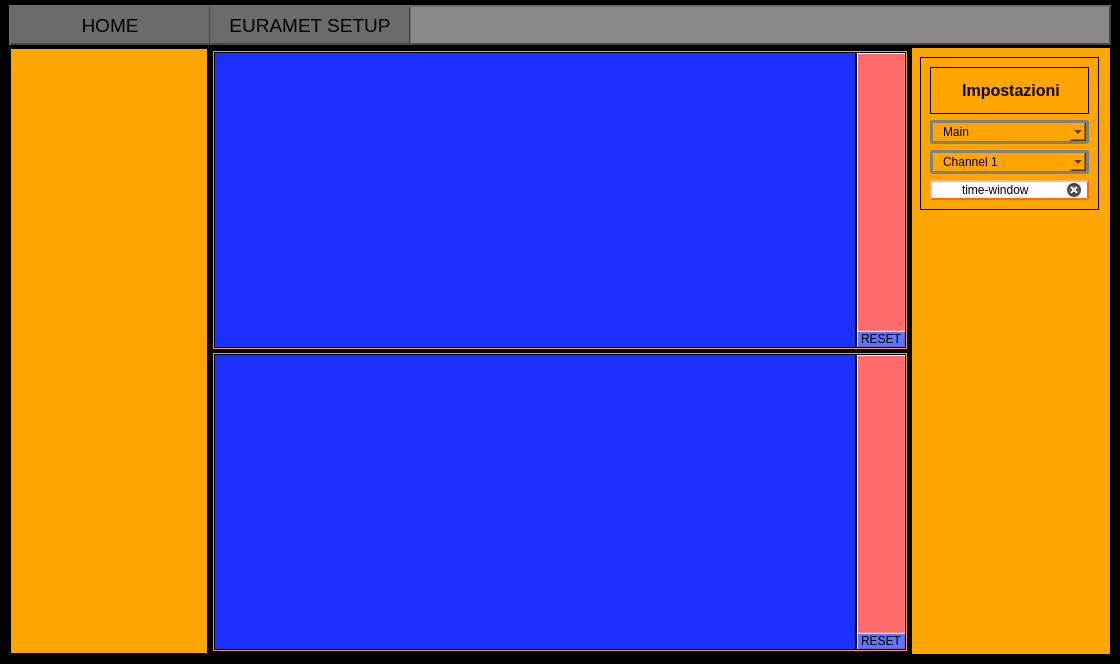
Above: Qt Creator/Mainwindow_grafico.ui from Mixer97/tesi_triennale before the change. Below: the same form after it.
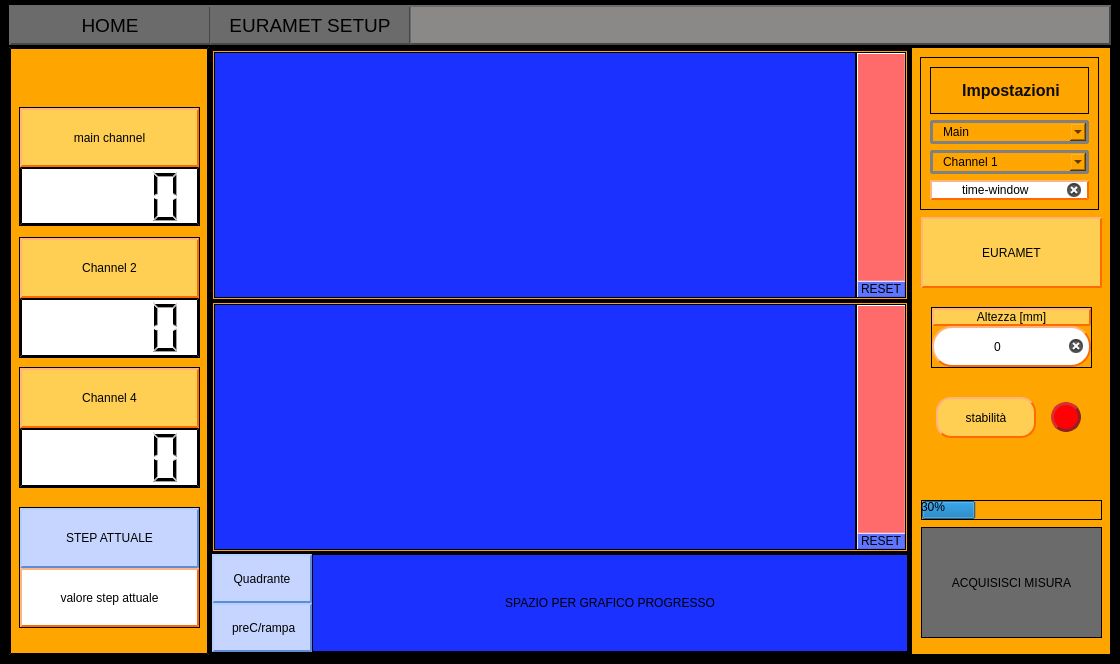
That is the form after the change. Custom widgets are drawn as their Qt base class.

Commit message: lavoro sulla logica per euramet

```diff
--- a/Qt Creator/Mainwindow_grafico.ui
+++ b/Qt Creator/Mainwindow_grafico.ui
@@ -80,6 +80,311 @@
          <property name="frameShadow">
           <enum>QFrame::Raised</enum>
          </property>
+         <widget class="QFrame" name="frame_7">
+          <property name="geometry">
+           <rect>
+            <x>10</x>
+            <y>190</y>
+            <width>181</width>
+            <height>121</height>
+           </rect>
+          </property>
+          <property name="styleSheet">
+           <string notr="true">border-width: 1px</string>
+          </property>
+          <property name="frameShape">
+           <enum>QFrame::StyledPanel</enum>
+          </property>
+          <property name="frameShadow">
+           <enum>QFrame::Raised</enum>
+          </property>
+          <layout class="QVBoxLayout" name="verticalLayout_5">
+           <property name="spacing">
+            <number>0</number>
+           </property>
+           <property name="leftMargin">
+            <number>0</number>
+           </property>
+           <property name="topMargin">
+            <number>0</number>
+           </property>
+           <property name="rightMargin">
+            <number>0</number>
+           </property>
+           <property name="bottomMargin">
+            <number>0</number>
+           </property>
+           <item>
+            <widget class="QLabel" name="label_4">
+             <property name="styleSheet">
+              <string notr="true">QLabel{
+	background-color:rgb(255, 207, 84); 
+	border-style: outset;
+    border-width: 2px;
+    border-color: rgb(255, 106, 0);
+	border-radius: 0px;
+	color: rgb(0,0,0);
+}
+</string>
+             </property>
+             <property name="text">
+              <string>Channel 2</string>
+             </property>
+             <property name="alignment">
+              <set>Qt::AlignCenter</set>
+             </property>
+            </widget>
+           </item>
+           <item>
+            <widget class="QLCDNumber" name="lcdNumber_ch2">
+             <property name="styleSheet">
+              <string notr="true">QWidget {
+	background-color:white; 
+	border-style: outset;
+    border-width: 2px;
+    border-color: black;
+}
+QLCDNumber{
+	color: rgb(0,0,0);
+}
+</string>
+             </property>
+            </widget>
+           </item>
+          </layout>
+         </widget>
+         <widget class="QFrame" name="frame_8">
+          <property name="geometry">
+           <rect>
+            <x>10</x>
+            <y>320</y>
+            <width>181</width>
+            <height>121</height>
+           </rect>
+          </property>
+          <property name="styleSheet">
+           <string notr="true">border-width: 1px</string>
+          </property>
+          <property name="frameShape">
+           <enum>QFrame::StyledPanel</enum>
+          </property>
+          <property name="frameShadow">
+           <enum>QFrame::Raised</enum>
+          </property>
+          <layout class="QVBoxLayout" name="verticalLayout_11">
+           <property name="spacing">
+            <number>0</number>
+           </property>
+           <property name="leftMargin">
+            <number>0</number>
+           </property>
+           <property name="topMargin">
+            <number>0</number>
+           </property>
+           <property name="rightMargin">
+            <number>0</number>
+           </property>
+           <property name="bottomMargin">
+            <number>0</number>
+           </property>
+           <item>
+            <widget class="QLabel" name="label_3">
+             <property name="styleSheet">
+              <string notr="true">QLabel{
+	background-color:rgb(255, 207, 84); 
+	border-style: outset;
+    border-width: 2px;
+    border-color: rgb(255, 106, 0);
+	border-radius: 0px;
+	color: rgb(0,0,0);
+}
+</string>
+             </property>
+             <property name="text">
+              <string>Channel 4</string>
+             </property>
+             <property name="alignment">
+              <set>Qt::AlignCenter</set>
+             </property>
+            </widget>
+           </item>
+           <item>
+            <widget class="QLCDNumber" name="lcdNumber_ch4">
+             <property name="styleSheet">
+              <string notr="true">QWidget {
+	background-color:white; 
+	border-style: outset;
+    border-width: 2px;
+    border-color: black;
+}
+QLCDNumber{
+	color: rgb(0,0,0);
+}
+</string>
+             </property>
+            </widget>
+           </item>
+          </layout>
+         </widget>
+         <widget class="QFrame" name="frame_9">
+          <property name="geometry">
+           <rect>
+            <x>10</x>
+            <y>60</y>
+            <width>181</width>
+            <height>119</height>
+           </rect>
+          </property>
+          <property name="styleSheet">
+           <string notr="true">border-width: 1px</string>
+          </property>
+          <property name="frameShape">
+           <enum>QFrame::StyledPanel</enum>
+          </property>
+          <property name="frameShadow">
+           <enum>QFrame::Raised</enum>
+          </property>
+          <layout class="QVBoxLayout" name="verticalLayout_12">
+           <property name="spacing">
+            <number>0</number>
+           </property>
+           <property name="leftMargin">
+            <number>0</number>
+           </property>
+           <property name="topMargin">
+            <number>0</number>
+           </property>
+           <property name="rightMargin">
+            <number>0</number>
+           </property>
+           <property name="bottomMargin">
+            <number>0</number>
+           </property>
+           <item>
+            <widget class="QLabel" name="label_5">
+             <property name="sizePolicy">
+              <sizepolicy hsizetype="Preferred" vsizetype="Preferred">
+               <horstretch>0</horstretch>
+               <verstretch>0</verstretch>
+              </sizepolicy>
+             </property>
+             <property name="styleSheet">
+              <string notr="true">QLabel{
+	background-color:rgb(255, 207, 84); 
+	border-style: outset;
+    border-width: 2px;
+    border-color: rgb(255, 106, 0);
+	border-radius: 0px;
+	color: rgb(0,0,0);
+}
+</string>
+             </property>
+             <property name="text">
+              <string>main channel</string>
+             </property>
+             <property name="alignment">
+              <set>Qt::AlignCenter</set>
+             </property>
+            </widget>
+           </item>
+           <item>
+            <widget class="QLCDNumber" name="lcdNumber_main">
+             <property name="styleSheet">
+              <string notr="true">QWidget {
+	background-color:white; 
+	border-style: outset;
+    border-width: 2px;
+    border-color: black;
+}
+QLCDNumber{
+	color: rgb(0,0,0);
+}
+</string>
+             </property>
+            </widget>
+           </item>
+          </layout>
+         </widget>
+         <widget class="QFrame" name="frame_20">
+          <property name="geometry">
+           <rect>
+            <x>10</x>
+            <y>460</y>
+            <width>181</width>
+            <height>121</height>
+           </rect>
+          </property>
+          <property name="styleSheet">
+           <string notr="true">border-width: 1px</string>
+          </property>
+          <property name="frameShape">
+           <enum>QFrame::StyledPanel</enum>
+          </property>
+          <property name="frameShadow">
+           <enum>QFrame::Raised</enum>
+          </property>
+          <layout class="QVBoxLayout" name="verticalLayout_13">
+           <property name="spacing">
+            <number>0</number>
+           </property>
+           <property name="leftMargin">
+            <number>0</number>
+           </property>
+           <property name="topMargin">
+            <number>0</number>
+           </property>
+           <property name="rightMargin">
+            <number>0</number>
+           </property>
+           <property name="bottomMargin">
+            <number>0</number>
+           </property>
+           <item>
+            <widget class="QLabel" name="label_12">
+             <property name="styleSheet">
+              <string notr="true">QLabel {
+    border: 2px solid black;
+    border-radius: 0px;
+	background-color: rgb(198, 213, 255);
+	border-style: outset;
+    border-width: 2px;
+	border-color: rgb(95, 140, 212);
+}
+QLabel{
+	color: rgb(0,0,0);
+}
+</string>
+             </property>
+             <property name="text">
+              <string>STEP ATTUALE</string>
+             </property>
+             <property name="alignment">
+              <set>Qt::AlignCenter</set>
+             </property>
+            </widget>
+           </item>
+           <item>
+            <widget class="QLabel" name="label_step_attuale_valore">
+             <property name="styleSheet">
+              <string notr="true">QWidget{
+	background-color:rgb(255, 255, 255); 
+	border-style: outset;
+    border-width: 2px;
+    border-color: rgb(255, 106, 0);
+	border-radius: 0;
+	color: rgb(0,0,0);
+}</string>
+             </property>
+             <property name="text">
+              <string>valore step attuale</string>
+             </property>
+             <property name="alignment">
+              <set>Qt::AlignCenter</set>
+             </property>
+            </widget>
+           </item>
+          </layout>
+         </widget>
         </widget>
        </item>
        <item>
@@ -126,6 +431,9 @@
               <height>16777215</height>
              </size>
             </property>
+            <property name="styleSheet">
+             <string notr="true"/>
+            </property>
             <property name="frameShape">
              <enum>QFrame::StyledPanel</enum>
             </property>
@@ -1102,6 +1410,124 @@
                </widget>
               </widget>
              </item>
+             <item>
+              <widget class="QFrame" name="frame_10">
+               <property name="minimumSize">
+                <size>
+                 <width>0</width>
+                 <height>100</height>
+                </size>
+               </property>
+               <property name="frameShape">
+                <enum>QFrame::StyledPanel</enum>
+               </property>
+               <property name="frameShadow">
+                <enum>QFrame::Raised</enum>
+               </property>
+               <layout class="QGridLayout" name="gridLayout_10">
+                <property name="leftMargin">
+                 <number>0</number>
+                </property>
+                <property name="topMargin">
+                 <number>0</number>
+                </property>
+                <property name="rightMargin">
+                 <number>0</number>
+                </property>
+                <property name="bottomMargin">
+                 <number>0</number>
+                </property>
+                <property name="spacing">
+                 <number>0</number>
+                </property>
+                <item row="1" column="0">
+                 <widget class="QLabel" name="label_quadrante">
+                  <property name="sizePolicy">
+                   <sizepolicy hsizetype="Fixed" vsizetype="Preferred">
+                    <horstretch>0</horstretch>
+                    <verstretch>0</verstretch>
+                   </sizepolicy>
+                  </property>
+                  <property name="minimumSize">
+                   <size>
+                    <width>100</width>
+                    <height>0</height>
+                   </size>
+                  </property>
+                  <property name="styleSheet">
+                   <string notr="true">QLabel {
+    border: 2px solid black;
+    border-radius: 0px;
+	background-color: rgb(198, 213, 255);
+	border-style: outset;
+    border-width: 2px;
+	border-color: rgb(95, 140, 212);
+}
+QLabel{
+	color: rgb(0,0,0);
+}
+</string>
+                  </property>
+                  <property name="text">
+                   <string>Quadrante</string>
+                  </property>
+                  <property name="alignment">
+                   <set>Qt::AlignCenter</set>
+                  </property>
+                 </widget>
+                </item>
+                <item row="2" column="0">
+                 <widget class="QLabel" name="label_stato_misura">
+                  <property name="sizePolicy">
+                   <sizepolicy hsizetype="Fixed" vsizetype="Preferred">
+                    <horstretch>0</horstretch>
+                    <verstretch>0</verstretch>
+                   </sizepolicy>
+                  </property>
+                  <property name="minimumSize">
+                   <size>
+                    <width>100</width>
+                    <height>0</height>
+                   </size>
+                  </property>
+                  <property name="styleSheet">
+                   <string notr="true">QLabel {
+    border: 2px solid black;
+    border-radius: 0px;
+	background-color: rgb(198, 213, 255);
+	border-style: outset;
+    border-width: 2px;
+	border-color: rgb(95, 140, 212);
+}
+QLabel{
+	color: rgb(0,0,0);
+}
+</string>
+                  </property>
+                  <property name="text">
+                   <string> preC/rampa</string>
+                  </property>
+                  <property name="alignment">
+                   <set>Qt::AlignCenter</set>
+                  </property>
+                 </widget>
+                </item>
+                <item row="1" column="1" rowspan="2">
+                 <widget class="QLabel" name="label_6">
+                  <property name="styleSheet">
+                   <string notr="true">background-color: rgb(26, 49, 255);</string>
+                  </property>
+                  <property name="text">
+                   <string>SPAZIO PER GRAFICO PROGRESSO</string>
+                  </property>
+                  <property name="alignment">
+                   <set>Qt::AlignCenter</set>
+                  </property>
+                 </widget>
+                </item>
+               </layout>
+              </widget>
+             </item>
             </layout>
            </widget>
           </item>
@@ -1293,6 +1719,279 @@
            </item>
           </layout>
          </widget>
+         <widget class="QLabel" name="label_2">
+          <property name="geometry">
+           <rect>
+            <x>10</x>
+            <y>170</y>
+            <width>181</width>
+            <height>71</height>
+           </rect>
+          </property>
+          <property name="styleSheet">
+           <string notr="true">QLabel{
+	background-color:rgb(255, 207, 84); 
+	border-style: outset;
+    border-width: 2px;
+    border-color: rgb(255, 106, 0);
+	border-radius: 0px;
+	color: rgb(0,0,0);
+}
+</string>
+          </property>
+          <property name="text">
+           <string>EURAMET</string>
+          </property>
+          <property name="alignment">
+           <set>Qt::AlignCenter</set>
+          </property>
+         </widget>
+         <widget class="QPushButton" name="pushButton_save_measure">
+          <property name="geometry">
+           <rect>
+            <x>10</x>
+            <y>480</y>
+            <width>181</width>
+            <height>111</height>
+           </rect>
+          </property>
+          <property name="styleSheet">
+           <string notr="true">QPushButton{
+	border-width: 1px;
+	background-color:rgb(107, 107, 107);
+	color: rgb(0, 0, 0);
+}
+
+QPushButton::pressed{
+	border-width: 1px;
+	background-color:rgb(56, 56, 56);
+	color: rgb(0, 0, 0);
+
+
+}</string>
+          </property>
+          <property name="text">
+           <string>ACQUISISCI MISURA</string>
+          </property>
+         </widget>
+         <widget class="QFrame" name="frame_18">
+          <property name="geometry">
+           <rect>
+            <x>10</x>
+            <y>350</y>
+            <width>175</width>
+            <height>41</height>
+           </rect>
+          </property>
+          <property name="sizePolicy">
+           <sizepolicy hsizetype="Preferred" vsizetype="Fixed">
+            <horstretch>0</horstretch>
+            <verstretch>0</verstretch>
+           </sizepolicy>
+          </property>
+          <property name="styleSheet">
+           <string notr="true">QWidget	{
+border-width: 0px;
+
+}</string>
+          </property>
+          <property name="frameShape">
+           <enum>QFrame::StyledPanel</enum>
+          </property>
+          <property name="frameShadow">
+           <enum>QFrame::Raised</enum>
+          </property>
+          <layout class="QHBoxLayout" name="horizontalLayout_3">
+           <property name="spacing">
+            <number>0</number>
+           </property>
+           <property name="leftMargin">
+            <number>0</number>
+           </property>
+           <property name="topMargin">
+            <number>0</number>
+           </property>
+           <property name="rightMargin">
+            <number>0</number>
+           </property>
+           <property name="bottomMargin">
+            <number>0</number>
+           </property>
+           <item>
+            <widget class="QLabel" name="label_7">
+             <property name="sizePolicy">
+              <sizepolicy hsizetype="Preferred" vsizetype="Preferred">
+               <horstretch>0</horstretch>
+               <verstretch>0</verstretch>
+              </sizepolicy>
+             </property>
+             <property name="maximumSize">
+              <size>
+               <width>100</width>
+               <height>16777215</height>
+              </size>
+             </property>
+             <property name="styleSheet">
+              <string notr="true">QLabel{
+	background-color:rgb(255, 207, 84); 
+	border-style: outset;
+    border-width: 2px;
+    border-color: rgb(255, 106, 0);
+	border-radius: 15px;
+	color: rgb(0,0,0);
+}
+</string>
+             </property>
+             <property name="text">
+              <string>stabilità</string>
+             </property>
+             <property name="alignment">
+              <set>Qt::AlignCenter</set>
+             </property>
+            </widget>
+           </item>
+           <item>
+            <widget class="QLabel" name="label_led_stabilita">
+             <property name="minimumSize">
+              <size>
+               <width>30</width>
+               <height>30</height>
+              </size>
+             </property>
+             <property name="maximumSize">
+              <size>
+               <width>30</width>
+               <height>30</height>
+              </size>
+             </property>
+             <property name="styleSheet">
+              <string notr="true">QLabel{
+	background-color: rgb(255, 0, 4);
+	border-style: outset;
+    border-width: 3px;
+	border-color: rgb(143, 33, 33);
+	border-radius: 15px;
+	color: rgb(0,0,0);
+}</string>
+             </property>
+             <property name="text">
+              <string/>
+             </property>
+            </widget>
+           </item>
+          </layout>
+         </widget>
+         <widget class="QFrame" name="frame_19">
+          <property name="geometry">
+           <rect>
+            <x>20</x>
+            <y>260</y>
+            <width>161</width>
+            <height>61</height>
+           </rect>
+          </property>
+          <property name="frameShape">
+           <enum>QFrame::StyledPanel</enum>
+          </property>
+          <property name="frameShadow">
+           <enum>QFrame::Raised</enum>
+          </property>
+          <layout class="QVBoxLayout" name="verticalLayout_14">
+           <property name="spacing">
+            <number>0</number>
+           </property>
+           <property name="leftMargin">
+            <number>0</number>
+           </property>
+           <property name="topMargin">
+            <number>0</number>
+           </property>
+           <property name="rightMargin">
+            <number>0</number>
+           </property>
+           <property name="bottomMargin">
+            <number>0</number>
+           </property>
+           <item>
+            <widget class="QLabel" name="label_9">
+             <property name="sizePolicy">
+              <sizepolicy hsizetype="Preferred" vsizetype="Fixed">
+               <horstretch>0</horstretch>
+               <verstretch>0</verstretch>
+              </sizepolicy>
+             </property>
+             <property name="styleSheet">
+              <string notr="true">QLabel{
+	background-color:rgb(255, 207, 84); 
+	border-style: outset;
+    border-width: 2px;
+    border-color: rgb(255, 106, 0);
+	border-radius: 0px;
+	color: rgb(0,0,0);
+}
+</string>
+             </property>
+             <property name="text">
+              <string>Altezza [mm]</string>
+             </property>
+             <property name="alignment">
+              <set>Qt::AlignCenter</set>
+             </property>
+            </widget>
+           </item>
+           <item>
+            <widget class="QLineEdit" name="lineEdit_altezza">
+             <property name="sizePolicy">
+              <sizepolicy hsizetype="Expanding" vsizetype="Preferred">
+               <horstretch>0</horstretch>
+               <verstretch>0</verstretch>
+              </sizepolicy>
+             </property>
+             <property name="styleSheet">
+              <string notr="true">QWidget{
+	background-color:rgb(255, 255, 255); 
+	border-style: outset;
+    border-width: 2px;
+    border-color: rgb(255, 106, 0);
+	border-radius: 20;
+	color: rgb(0,0,0);
+}</string>
+             </property>
+             <property name="text">
+              <string>0</string>
+             </property>
+             <property name="alignment">
+              <set>Qt::AlignCenter</set>
+             </property>
+             <property name="clearButtonEnabled">
+              <bool>true</bool>
+             </property>
+            </widget>
+           </item>
+          </layout>
+         </widget>
+         <widget class="QProgressBar" name="progressBar_misura">
+          <property name="geometry">
+           <rect>
+            <x>10</x>
+            <y>453</y>
+            <width>181</width>
+            <height>20</height>
+           </rect>
+          </property>
+          <property name="value">
+           <number>30</number>
+          </property>
+          <property name="orientation">
+           <enum>Qt::Horizontal</enum>
+          </property>
+          <property name="invertedAppearance">
+           <bool>false</bool>
+          </property>
+          <property name="textDirection">
+           <enum>QProgressBar::TopToBottom</enum>
+          </property>
+         </widget>
         </widget>
        </item>
       </layout>
```
Left out of the diff: 3 changed lines with no effect on the pictures. The commit also changes 15 other files.
